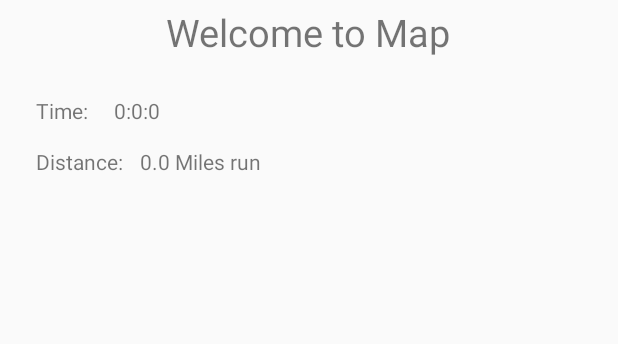
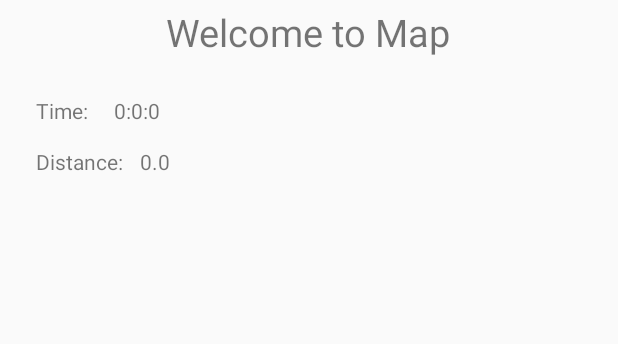
Before and after one commit to StringerKent/BFG, an Android app: the layout fragment_map.xml on its own in the app's theme, with its tools: preview values and no code run, on a phone screen of 412 x 824 dp. Shown: the top 344 px of the screen. Run offline under Robolectric (Android 15) with nearby library versions, the phone set to English and light mode, and no system bars.

Commit message:
map improvements

```diff
--- a/BFG/app/src/main/res/layout/fragment_map.xml
+++ b/BFG/app/src/main/res/layout/fragment_map.xml
@@ -72,7 +72,7 @@
         android:layout_marginStart="69dp"
         android:layout_marginTop="98dp"
         android:layout_marginEnd="132dp"
-        android:text="0.0 Miles run" />
+        android:text="0.0" />
 
     <TextView
         android:id="@+id/distanceRun"
```
Also changed, not shown: BFG/app/src/main/java/com/example/kentstringer/bfg/FragmentMap.java (+12 -10 lines).
